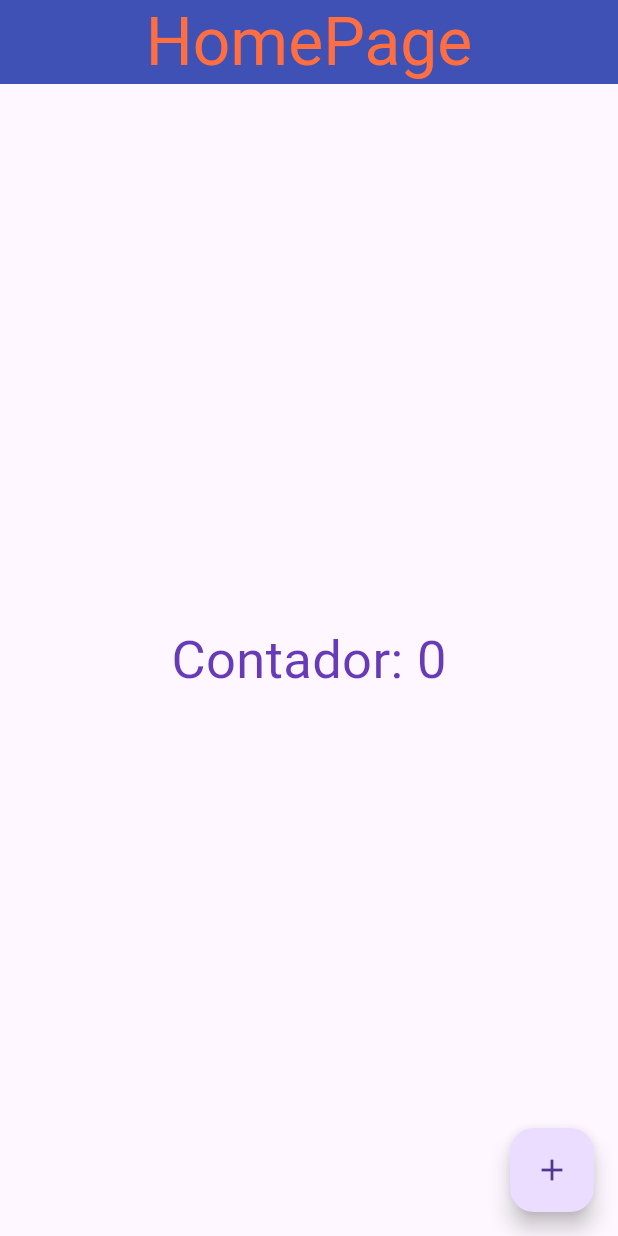
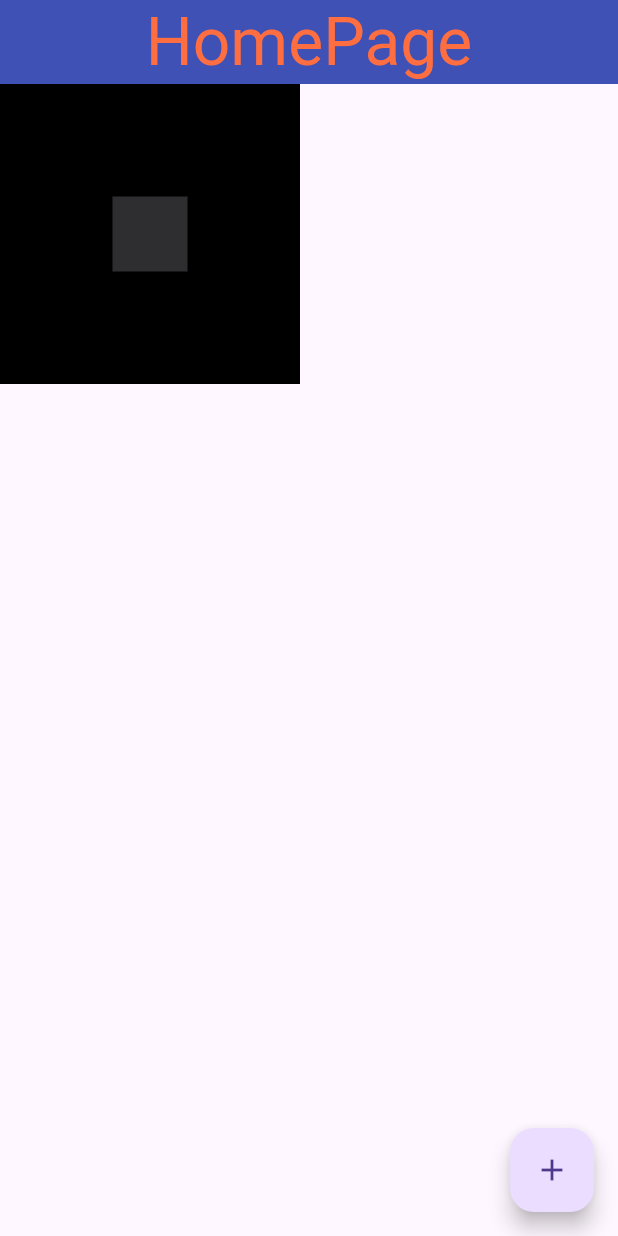
Before and after one commit to GabrielRogerioMessias/diverses-studies, a Flutter app: the screen it shows after launch, on a phone screen of 412 x 824 dp. Run offline on Flutter 3.47's test engine with Material 3 defaults, Android fonts, the light colour scheme and no system bars.

Commit message:
Single Render e Muilt Render| Flutter

```diff
--- a/ProjetosFlutter/ola_mundo/lib/home_page.dart
+++ b/ProjetosFlutter/ola_mundo/lib/home_page.dart
@@ -23,18 +23,24 @@ class HomePageState extends State<HomePage> {
         )),
         backgroundColor: Colors.indigo,
       ),
-      body: Center(
-          child: GestureDetector(
-        child: Text(
-          'Contador: $counter',
-          style: const TextStyle(color: Colors.deepPurple, fontSize: 35),
+      // Componentes como Container são single render, ou seja, quando colocamos um dentro do outro
+      // e passamos instruções como 2 quadrados, o de dentro sendo menor e o de fora maior
+      // a cor que passarmos para o quadrado 2 será a mesma do quadrado 1.
+      // para resolver isso, devemos usar elementos de alinhamento, pois assim teremos um multi render e poderemos ver a cor
+      //dos dois quadrados.
+      body: Container(
+        width: 200,
+        height: 200,
+        color: Colors.black,
+        child: Align(
+          alignment: Alignment.center,
+          child: Container(
+            width: 50,
+            height: 50,
+            color: const Color.fromARGB(255, 46, 46, 48),
+          ),
         ),
-        onTap: () {
-          setState(() {
-            counter++;
-          });
-        },
-      )),
+      ),
       floatingActionButton: FloatingActionButton(
         child: const Icon(Icons.add),
         onPressed: () {
```
